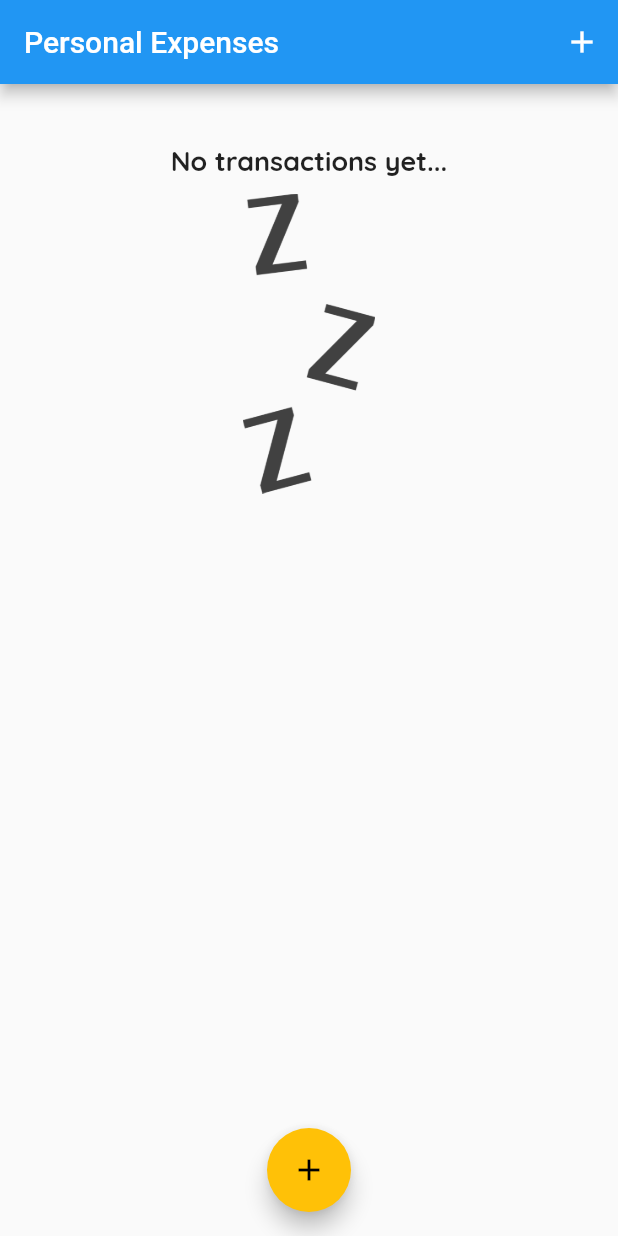
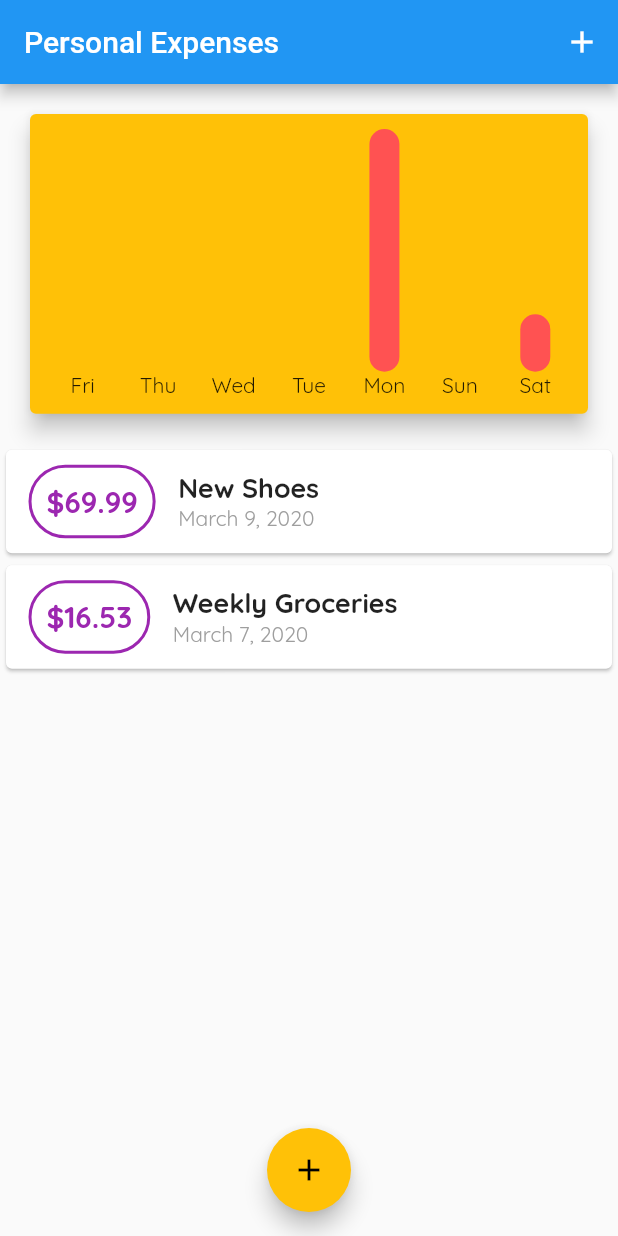
Before and after one commit to officer47p/personal-expenses, a Flutter app: the screen it shows after launch, on a phone screen of 412 x 824 dp. Run offline on Flutter 3.47's test engine with Material 2 defaults, Android fonts, the phone set to English and light mode, and no system bars.

Commit message:
made a chart by my self

```diff
--- a/lib/main.dart
+++ b/lib/main.dart
@@ -44,18 +44,18 @@ class MyHomePage extends StatefulWidget {
 
 class _MyHomePageState extends State<MyHomePage> {
   List<Transaction> transactions = [
-    // Transaction(
-    //   id: "t1",
-    //   title: "New Shoes",
-    //   amount: 69.99,
-    //   date: DateTime.now().subtract(Duration(days: 4)),
-    // ),
-    // Transaction(
-    //   id: "t2",
-    //   title: "Weekly Groceries",
-    //   amount: 16.53,
-    //   date: DateTime.now().subtract(Duration(days: 7)),
-    // ),
+    Transaction(
+      id: "t1",
+      title: "New Shoes",
+      amount: 69.99,
+      date: DateTime.now().subtract(Duration(days: 4)),
+    ),
+    Transaction(
+      id: "t2",
+      title: "Weekly Groceries",
+      amount: 16.53,
+      date: DateTime.now().subtract(Duration(days: 6)),
+    ),
   ];
 
   void addNewTransaction(String title, double amount) {
--- a/lib/widgets/chart.dart
+++ b/lib/widgets/chart.dart
@@ -4,15 +4,19 @@ import 'package:intl/intl.dart';
 
 class Chart extends StatelessWidget {
   final List<Transaction> latestTransactions;
+  double totalAmount;
+  double heightOfTheChart = 1400;
   Chart(this.latestTransactions);
 
   List<Map<String, Object>> get groupedTransactionValues {
+    totalAmount = 0;
     return List.generate(
       7,
       (index) {
         final weekDay = DateTime.now().subtract(Duration(days: index));
         double totalValue = 0.0;
         for (int i = 0; i < latestTransactions.length; i++) {
+          totalAmount += latestTransactions[i].amount;
           if (latestTransactions[i].date.day == weekDay.day &&
               latestTransactions[i].date.month == weekDay.month &&
               latestTransactions[i].date.year == weekDay.year) {
@@ -31,9 +35,30 @@ class Chart extends StatelessWidget {
       color: Colors.amber,
       elevation: 6,
       margin: EdgeInsets.all(20),
-      child: Row(
-        crossAxisAlignment: CrossAxisAlignment.end,
-        children: <Widget>[],
+      child: Padding(
+        padding: const EdgeInsets.all(10.0),
+        child: Row(
+          crossAxisAlignment: CrossAxisAlignment.end,
+          children: groupedTransactionValues.map((dayInfo) {
+            return Expanded(
+              child: Column(
+                children: <Widget>[
+                  Container(
+                    decoration: BoxDecoration(
+                      borderRadius: BorderRadius.circular(10),
+                      color: Colors.redAccent,
+                    ),
+                    height: (double.parse(dayInfo["amount"].toString()) /
+                        totalAmount *
+                        heightOfTheChart),
+                    width: 20,
+                  ),
+                  Text(dayInfo["day"])
+                ],
+              ),
+            );
+          }).toList(),
+        ),
       ),
     );
   }
```
